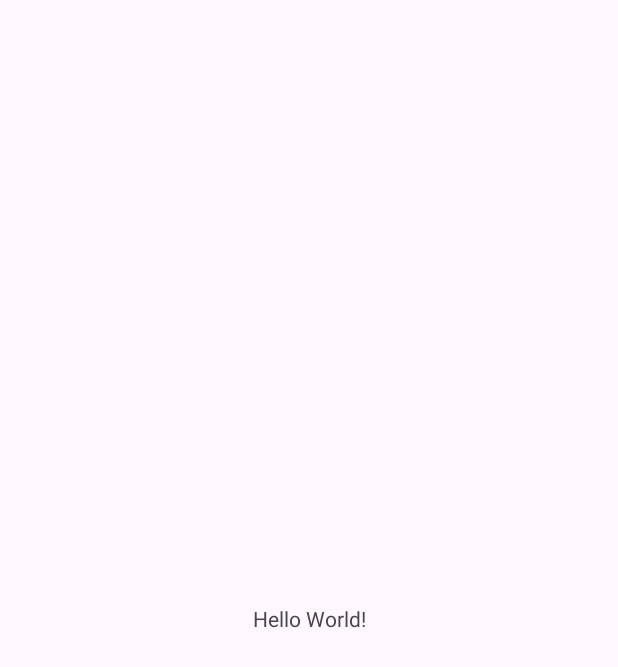
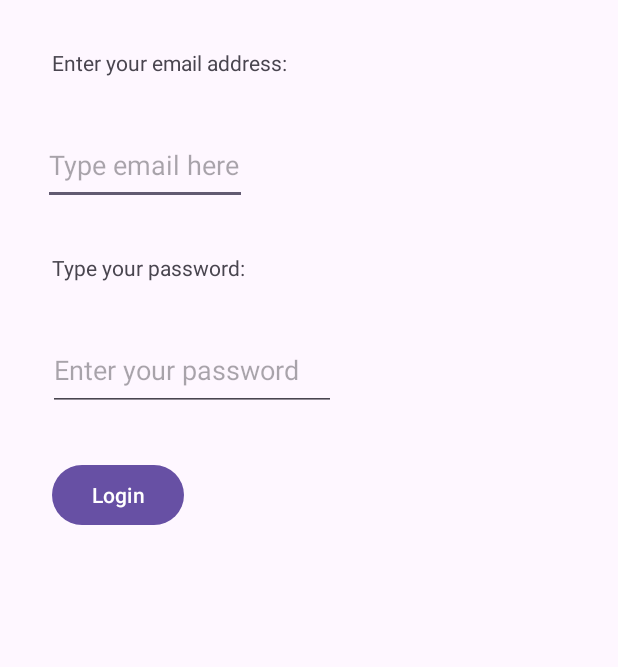
Before and after one commit to sujalkalathiya/SujalsAndroidab1, an Android app: the screen it shows after launch (MainActivity), on a phone screen of 412 x 824 dp. Before the commit the part shown is almost empty. Shown: the top 667 px of the screen. Run offline under Robolectric (Android 15) with nearby library versions, the phone set to English and light mode, and no system bars.

Commit message:
Finished Lab4

```diff
--- a/app/src/main/java/algonquin/cst2335/kala0049/MainActivity.java
+++ b/app/src/main/java/algonquin/cst2335/kala0049/MainActivity.java
@@ -2,13 +2,70 @@ package algonquin.cst2335.kala0049;
 
 import androidx.appcompat.app.AppCompatActivity;
 
+import android.content.Context;
+import android.content.Intent;
+import android.content.SharedPreferences;
 import android.os.Bundle;
+import android.util.Log;
+import android.widget.Button;
+import android.widget.EditText;
 
 public class MainActivity extends AppCompatActivity {
+
+    private static String TAG = "MainActivity";
 
     @Override
     protected void onCreate(Bundle savedInstanceState) {
         super.onCreate(savedInstanceState);
         setContentView(R.layout.activity_main);
+
+        Button loginButton = findViewById(R.id.loginButton);
+        EditText emailEditText = findViewById(R.id.edittextEmail);
+
+        SharedPreferences prefs = getSharedPreferences("MyData", Context.MODE_PRIVATE);
+        SharedPreferences.Editor editor = prefs.edit();
+
+        String emailAddress = prefs.getString("LoginName", "");
+
+        emailEditText.setText(emailAddress);
+        loginButton.setOnClickListener( clk-> {
+            editor.putString("LoginName", emailEditText.getText().toString());
+            editor.apply();
+            Intent nextPage = new Intent( MainActivity.this, SecondActivity.class);
+            nextPage.putExtra( "EmailAddress", emailEditText.getText().toString() );
+            startActivity( nextPage);
+        } );
+
+        Log.w( TAG, "is the first function that gets created when an application is launched. There are several other functions that get called when an application is launching:" );
+    }
+
+    @Override
+    protected void onPause() {
+        super.onPause();
+        Log.w(TAG,"The application no longer responds to user input");
+    }
+
+    @Override
+    protected void onResume() {
+        super.onResume();
+        Log.w(TAG,"The application is now responding to user input");
+    }
+
+    @Override
+    protected void onStart() {
+        super.onStart();
+        Log.w(TAG,"The application is now visible on screen");
+    }
+
+    @Override
+    protected void onStop() {
+        super.onStop();
+        Log.w(TAG,"The application is no longer visible");
+    }
+
+    @Override
+    protected void onDestroy() {
+        super.onDestroy();
+        Log.w(TAG,"Any memory used by the application is freed");
     }
 }
--- a/app/src/main/res/layout/activity_main.xml
+++ b/app/src/main/res/layout/activity_main.xml
@@ -4,15 +4,71 @@
     xmlns:tools="http://schemas.android.com/tools"
     android:layout_width="match_parent"
     android:layout_height="match_parent"
+    android:visibility="visible"
     tools:context=".MainActivity">
 
     <TextView
+        android:id="@+id/textEmail"
         android:layout_width="wrap_content"
         android:layout_height="wrap_content"
-        android:text="Hello World!"
-        app:layout_constraintBottom_toBottomOf="parent"
+        android:layout_marginStart="32dp"
+        android:layout_marginTop="32dp"
+        android:text="Enter your email address:"
         app:layout_constraintEnd_toEndOf="parent"
+        app:layout_constraintHorizontal_bias="0.013"
         app:layout_constraintStart_toStartOf="parent"
         app:layout_constraintTop_toTopOf="parent" />
 
+    <EditText
+        android:id="@+id/edittextEmail"
+        android:layout_width="136dp"
+        android:layout_height="53dp"
+        android:layout_marginStart="32dp"
+        android:layout_marginTop="32dp"
+        android:hint="Type email here"
+        android:inputType="textEmailAddress"
+        app:layout_constraintEnd_toEndOf="parent"
+        app:layout_constraintEnd_toStartOf="@+id/textEmail"
+        app:layout_constraintHorizontal_bias="0.025"
+        app:layout_constraintStart_toStartOf="parent"
+        app:layout_constraintTop_toBottomOf="@+id/textEmail" />
+
+    <TextView
+        android:id="@+id/textPassword"
+        android:layout_width="wrap_content"
+        android:layout_height="wrap_content"
+        android:layout_marginStart="32dp"
+        android:layout_marginTop="32dp"
+        android:layout_marginEnd="246dp"
+        android:text="Type your password:"
+        app:layout_constraintEnd_toEndOf="parent"
+        app:layout_constraintStart_toStartOf="parent"
+        app:layout_constraintTop_toBottomOf="@+id/edittextEmail" />
+
+    <EditText
+        android:id="@+id/edittextPassword"
+        android:layout_width="192dp"
+        android:layout_height="54dp"
+        android:layout_marginStart="32dp"
+        android:layout_marginTop="32dp"
+        android:layout_marginEnd="356dp"
+        android:hint="Enter your password"
+        android:inputType="textPassword"
+        app:layout_constraintEnd_toEndOf="parent"
+        app:layout_constraintHorizontal_bias="0.0"
+        app:layout_constraintStart_toStartOf="parent"
+        app:layout_constraintTop_toBottomOf="@+id/textPassword" />
+
+    <Button
+        android:id="@+id/loginButton"
+        android:layout_width="wrap_content"
+        android:layout_height="wrap_content"
+        android:layout_marginStart="32dp"
+        android:layout_marginTop="32dp"
+        android:text="Login"
+        app:layout_constraintEnd_toEndOf="parent"
+        app:layout_constraintHorizontal_bias="0.01"
+        app:layout_constraintStart_toStartOf="parent"
+        app:layout_constraintTop_toBottomOf="@+id/edittextPassword" />
+
 </androidx.constraintlayout.widget.ConstraintLayout>
```
Also changed, not shown: app/src/main/AndroidManifest.xml (+9 -2 lines), app/src/main/java/algonquin/cst2335/kala0049/SecondActivity.java (added, +106 -0 lines), app/src/main/res/layout/activity_second.xml (added, +68 -0 lines), app/src/main/res/drawable/app_icon.png (added).
